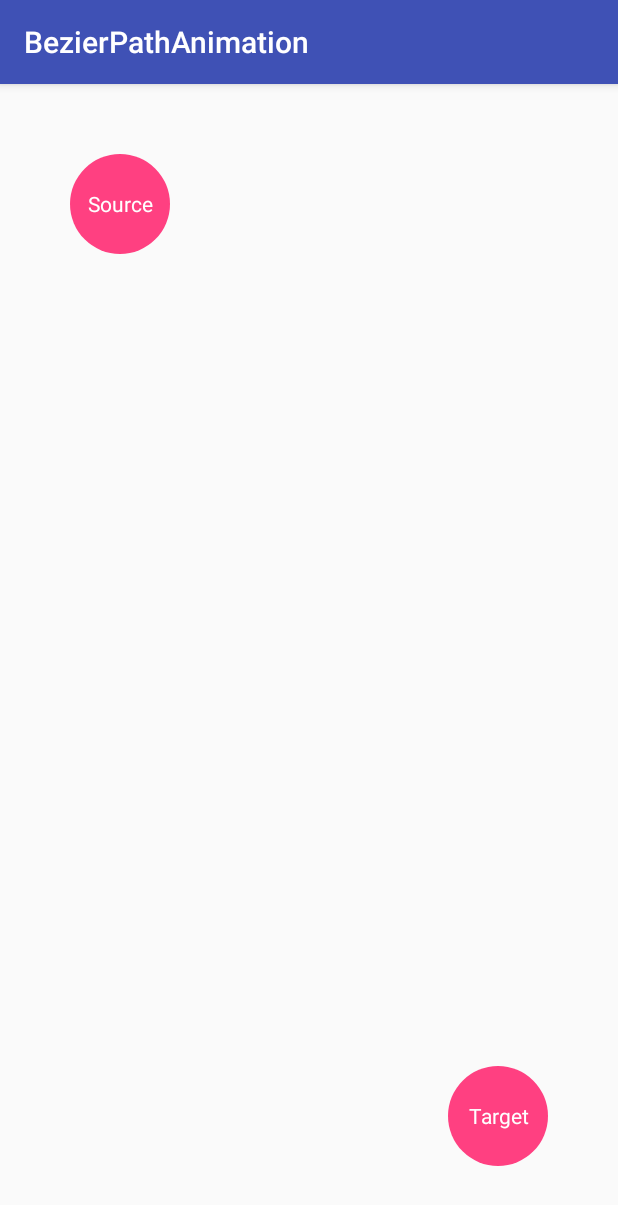
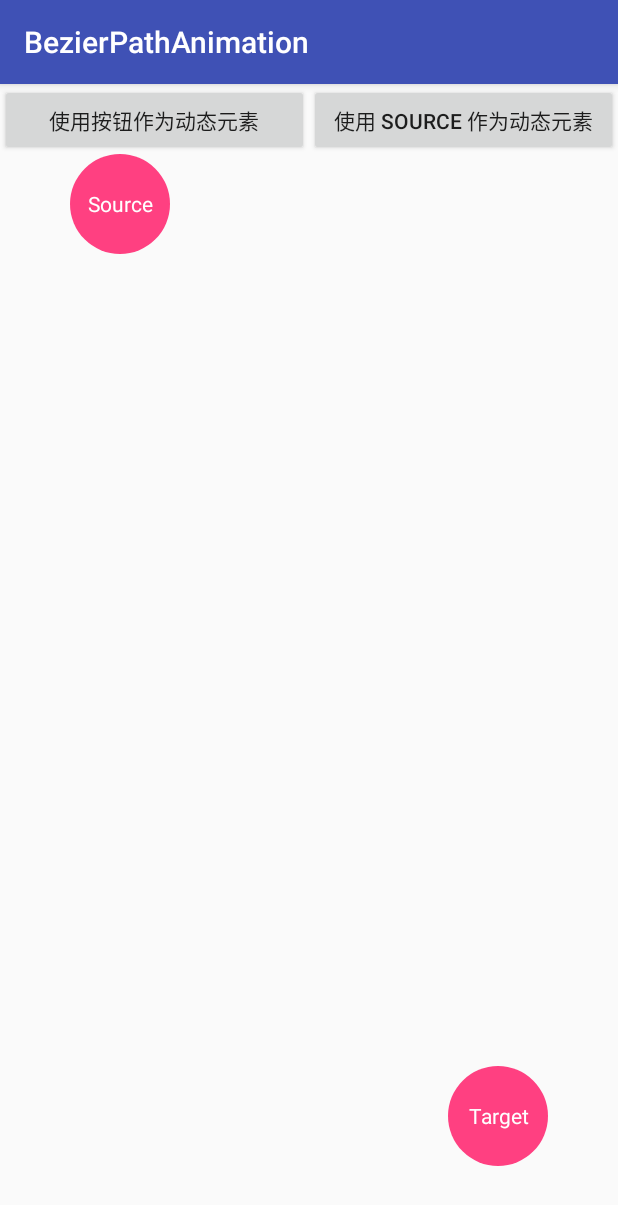
Before and after one commit to twiceyuan/BezierPathAnimation, an Android app: the screen it shows after launch (MainActivity), on a phone screen of 412 x 824 dp. Shown: the top 1205 px of the screen. Run offline under Robolectric (Android 15) with nearby library versions, the phone set to English and light mode, and no system bars.

```diff
--- a/app/src/main/res/layout/activity_main.xml
+++ b/app/src/main/res/layout/activity_main.xml
@@ -6,7 +6,29 @@
     android:layout_width="match_parent"
     android:layout_height="match_parent"
     android:orientation="vertical"
+    tools:ignore="ButtonStyle"
     tools:context="com.twiceyuan.bezierpathanimation.MainActivity">
+
+    <LinearLayout
+        android:orientation="horizontal"
+        android:layout_width="match_parent"
+        android:layout_height="wrap_content">
+
+        <Button
+            android:layout_weight="1"
+            android:onClick="changeSpiritButton"
+            android:text="@string/use_button_as_spirit"
+            android:layout_width="0dp"
+            android:layout_height="wrap_content"/>
+
+        <Button
+            android:layout_weight="1"
+            android:onClick="changeSpiritSource"
+            android:text="@string/use_source_as_spirit"
+            android:layout_width="0dp"
+            android:layout_height="wrap_content"/>
+
+    </LinearLayout>
 
     <com.twiceyuan.bezierpathanimation.DragTextView
         android:id="@+id/source"
--- a/app/src/main/res/values/strings.xml
+++ b/app/src/main/res/values/strings.xml
@@ -2,4 +2,6 @@
     <string name="app_name">BezierPathAnimation</string>
     <string name="source">Source</string>
     <string name="target">Target</string>
+    <string name="use_button_as_spirit">使用按钮作为动态元素</string>
+    <string name="use_source_as_spirit">使用 Source 作为动态元素</string>
 </resources>
```
Also changed, not shown: app/src/main/java/com/twiceyuan/bezierpathanimation/BezierHelper.java (+20 -4 lines), app/src/main/java/com/twiceyuan/bezierpathanimation/DragTextView.java (+2 -8 lines), app/src/main/java/com/twiceyuan/bezierpathanimation/MainActivity.java (+53 -4 lines).
